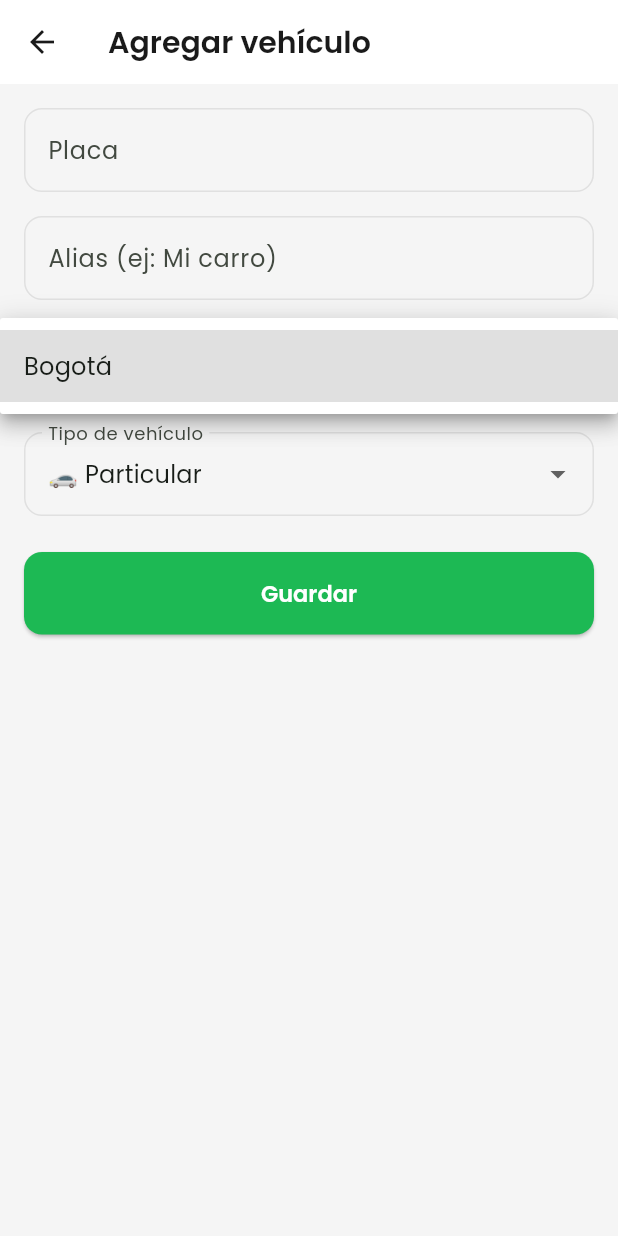
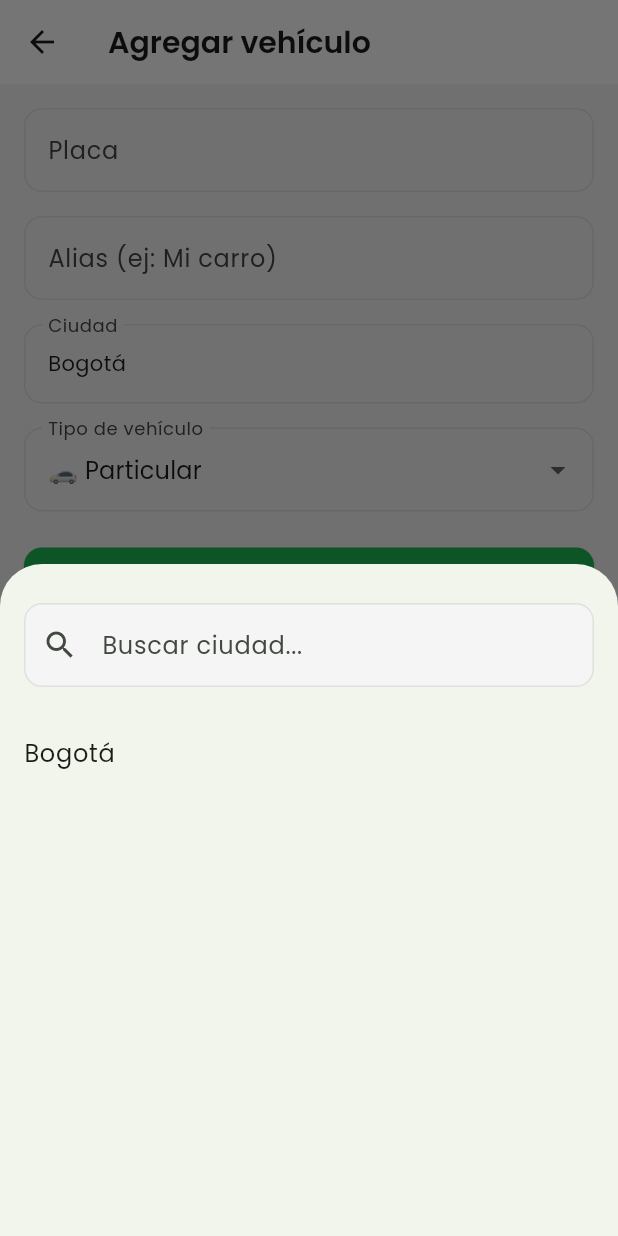
Before and after one commit to pablo-briceno-dev/ruta-placa-app, a Flutter app: the AddVehicleScreen screen opened directly, after a tap on "Bogotá", on a phone screen of 412 x 824 dp. Run offline on Flutter 3.47's test engine with Material 3 defaults, Android fonts, the phone set to English and light mode, and no system bars; our stand-ins replace flutter_riverpod, go_router, shared_preferences; accounts and stored records are empty; network calls fail.

Commit message:
Fixing icons and the city selector in the form

```diff
--- a/lib/models/vehicle.dart
+++ b/lib/models/vehicle.dart
@@ -24,10 +24,10 @@ class Vehicle {
   };
 
   factory Vehicle.fromJson(Map<String, dynamic> json) => Vehicle(
-    plate: json['plate'] as String,
-    vehicleTypeIndex: json['vehicleTypeIndex'] as int,
-    alias: json['alias'] as String,
-    cityId: json['cityId'] as String,
+    plate: json['plate'] ?? '',
+    vehicleTypeIndex: json['vehicleTypeIndex'] ?? 0,
+    alias: json['alias'] ?? '',
+    cityId: json['cityId'] ?? 'bogota',
   );
 
   int get lastDigit {
--- a/lib/providers/cities_provider.dart
+++ b/lib/providers/cities_provider.dart
@@ -3,7 +3,7 @@ import 'package:shared_preferences/shared_preferences.dart';
 
 final selectedCityProvider =
     StateNotifierProvider<SelectedCityNotifier, String?>(
-      (ref) => SelectedCityNotifier(),
+      (ref) => SelectedCityNotifier()..loadCity(),
     );
 
 class SelectedCityNotifier extends StateNotifier<String?> {
--- a/lib/screens/home/add_vehicle_screen.dart
+++ b/lib/screens/home/add_vehicle_screen.dart
@@ -4,6 +4,7 @@ import 'package:ruta_placa/models/vehicle.dart';
 import 'package:ruta_placa/models/vehicle_type.dart';
 import 'package:ruta_placa/providers/rules_provider.dart';
 import 'package:ruta_placa/providers/vehicles_provider.dart';
+import 'package:ruta_placa/screens/home/city_search_sheet.dart';
 
 class AddVehicleScreen extends ConsumerStatefulWidget {
   const AddVehicleScreen({super.key});
@@ -21,6 +22,11 @@ class _AddVehicleScreenState extends ConsumerState<AddVehicleScreen> {
 
   String _selectedCity = 'bogota';
   VehicleType _vehicleType = VehicleType.particular;
+
+  String _getCityName(String cityId, RulesState rulesCities) {
+    final city = rulesCities.cities.firstWhere((c) => c.id == cityId);
+    return city.name;
+  }
 
   @override
   Widget build(BuildContext context) {
@@ -70,21 +76,24 @@ class _AddVehicleScreenState extends ConsumerState<AddVehicleScreen> {
               const SizedBox(height: 16),
 
               // 🏙️ CIUDAD
-              DropdownButtonFormField<String>(
-                initialValue: _selectedCity,
-                items: List.generate(rulesCities.cities.length, (index) {
-                  final city = rulesCities.cities[index];
-                  return DropdownMenuItem(
-                    value: city.id,
-                    child: Text(city.name),
+              InkWell(
+                onTap: () async {
+                  final selected = await showModalBottomSheet<String>(
+                    context: context,
+                    isScrollControlled: true,
+                    builder: (_) => CitySearchSheet(cities: rulesCities.cities),
                   );
-                }),
-                onChanged: (value) {
-                  setState(() => _selectedCity = value!);
+
+                  if (selected != null) {
+                    setState(() => _selectedCity = selected);
+                  }
                 },
-                decoration: const InputDecoration(
-                  labelText: 'Ciudad',
-                  border: OutlineInputBorder(),
+                child: InputDecorator(
+                  decoration: const InputDecoration(
+                    labelText: 'Ciudad',
+                    border: OutlineInputBorder(),
+                  ),
+                  child: Text(_getCityName(_selectedCity, rulesCities)),
                 ),
               ),
 
--- /dev/null
+++ b/lib/screens/home/city_search_sheet.dart
@@ -0,0 +1,71 @@
+import 'package:flutter/material.dart';
+import 'package:ruta_placa/models/city_rule.dart';
+
+class CitySearchSheet extends StatefulWidget {
+  final List<CityRule> cities;
+
+  const CitySearchSheet({super.key, required this.cities});
+
+  @override
+  State<CitySearchSheet> createState() => _CitySearchSheetState();
+}
+
+class _CitySearchSheetState extends State<CitySearchSheet> {
+  final TextEditingController _searchController = TextEditingController();
+  String query = '';
+
+  @override
+  Widget build(BuildContext context) {
+    final filtered = widget.cities.where((city) {
+      return city.name.toLowerCase().contains(query.toLowerCase());
+    }).toList();
+
+    return SafeArea(
+      child: Padding(
+        padding: EdgeInsets.only(
+          bottom: MediaQuery.of(context).viewInsets.bottom,
+        ),
+        child: Column(
+          mainAxisSize: MainAxisSize.min,
+          children: [
+            const SizedBox(height: 10),
+
+            // 🔍 SEARCH
+            Padding(
+              padding: const EdgeInsets.all(16),
+              child: TextField(
+                controller: _searchController,
+                decoration: const InputDecoration(
+                  hintText: 'Buscar ciudad...',
+                  prefixIcon: Icon(Icons.search),
+                  border: OutlineInputBorder(),
+                ),
+                onChanged: (value) {
+                  setState(() => query = value);
+                },
+              ),
+            ),
+
+            // 📋 LISTA
+            SizedBox(
+              height: 350,
+              child: ListView.builder(
+                itemCount: filtered.length,
+                itemBuilder: (_, index) {
+                  final city = filtered[index];
+
+                  return ListTile(
+                    title: Text(city.name),
+                    onTap: () {
+                      Navigator.pop(context, city.id);
+                    },
+                  );
+                },
+              ),
+            ),
+          ],
+        ),
+      ),
+    );
+  }
+}
--- a/lib/screens/home/home_screen.dart
+++ b/lib/screens/home/home_screen.dart
@@ -16,7 +16,7 @@ class HomeScreen extends ConsumerWidget {
     final defaultVehicle = ref.watch(defaultVehicleProvider);
     final selectedCity = ref.watch(selectedCityProvider);
     final city = ref.watch(
-      cityByIdProvider(defaultVehicle?.cityId ?? selectedCity ?? 'bogota'),
+      cityByIdProvider(selectedCity ?? defaultVehicle?.cityId ?? 'bogota'),
     );
 
     return Scaffold(
@@ -40,7 +40,7 @@ class HomeScreen extends ConsumerWidget {
           // !Banner Ad (parte superior o inferior de la pantalla)
           // const AdBannerWidget(),
           Expanded(
-            child: SingleChildScrollView(
+            child: Padding(
               padding: const EdgeInsets.all(16),
               child: Column(
                 crossAxisAlignment: CrossAxisAlignment.start,
--- a/lib/screens/home/restricted_digits_row.dart
+++ b/lib/screens/home/restricted_digits_row.dart
@@ -24,7 +24,7 @@ class RestrictedDigitsRow extends ConsumerWidget {
   Widget build(BuildContext context, WidgetRef ref) {
     final theme = Theme.of(context);
     final vehicle = ref.watch(defaultVehicleProvider);
-    final city = ref.watch(cityByIdProvider(vehicle?.cityId ?? cityId));
+    final city = ref.watch(cityByIdProvider(cityId));
     final resultPlate = PicoPlacaCalculator.checkPlate(
       cityRule: city,
       plate: vehicle?.plate ?? plate,
```
Also changed, not shown: lib/screens/home/my_vehicle_card.dart (+20 -9 lines), lib/screens/home/my_vehicles.dart (+6 -1 lines).
